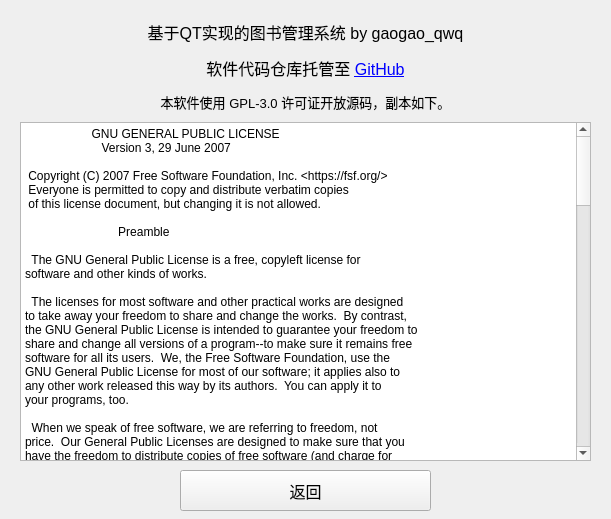
Before: the Qt Designer form Sources/Forms/aboutwindow.ui in gaogao-qwq/Book_Manage_System_QT, drawn with Qt 5.
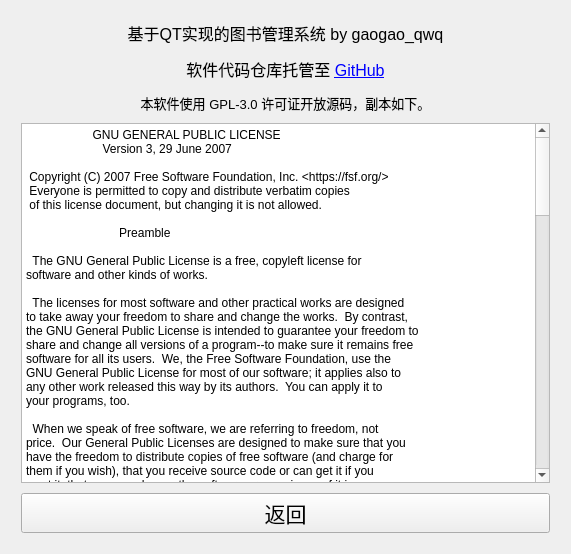
After: the same form once the commit is applied. Icons and pictures are not drawn.

```diff
--- a/Sources/Forms/aboutwindow.ui
+++ b/Sources/Forms/aboutwindow.ui
@@ -6,8 +6,8 @@
    <rect>
     <x>0</x>
     <y>0</y>
-    <width>611</width>
-    <height>519</height>
+    <width>571</width>
+    <height>554</height>
    </rect>
   </property>
   <property name="windowTitle">
@@ -18,15 +18,8 @@
     <selectedon>D:/pictures/avator.png</selectedon>
    </iconset>
   </property>
-  <widget class="QWidget" name="verticalLayoutWidget">
-   <property name="geometry">
-    <rect>
-     <x>10</x>
-     <y>10</y>
-     <width>591</width>
-     <height>461</height>
-    </rect>
-   </property>
+  <layout class="QGridLayout" name="gridLayout">
+   <item row="0" column="0">
    <layout class="QVBoxLayout" name="verticalLayout">
     <property name="spacing">
      <number>10</number>
@@ -742,26 +735,21 @@
       </property>
      </widget>
     </item>
-   </layout>
-  </widget>
+     <item>
   <widget class="QPushButton" name="backButton">
-   <property name="geometry">
-    <rect>
-     <x>180</x>
-     <y>470</y>
-     <width>251</width>
-     <height>41</height>
-    </rect>
-   </property>
    <property name="font">
     <font>
-     <pointsize>12</pointsize>
+         <pointsize>16</pointsize>
     </font>
    </property>
    <property name="text">
     <string>返回</string>
    </property>
   </widget>
+     </item>
+    </layout>
+   </item>
+  </layout>
  </widget>
  <resources/>
  <connections/>
```
Lines whose indentation alone changed are shown as unchanged.
